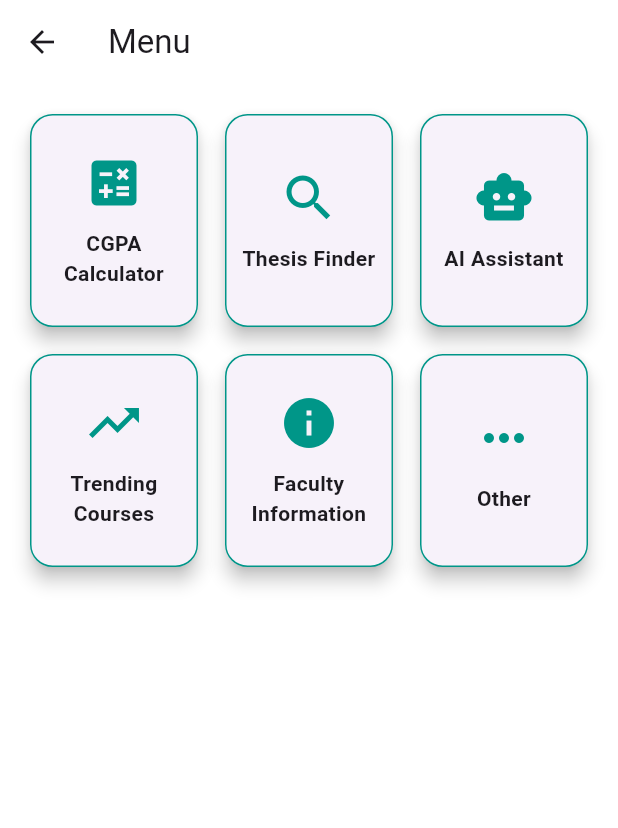
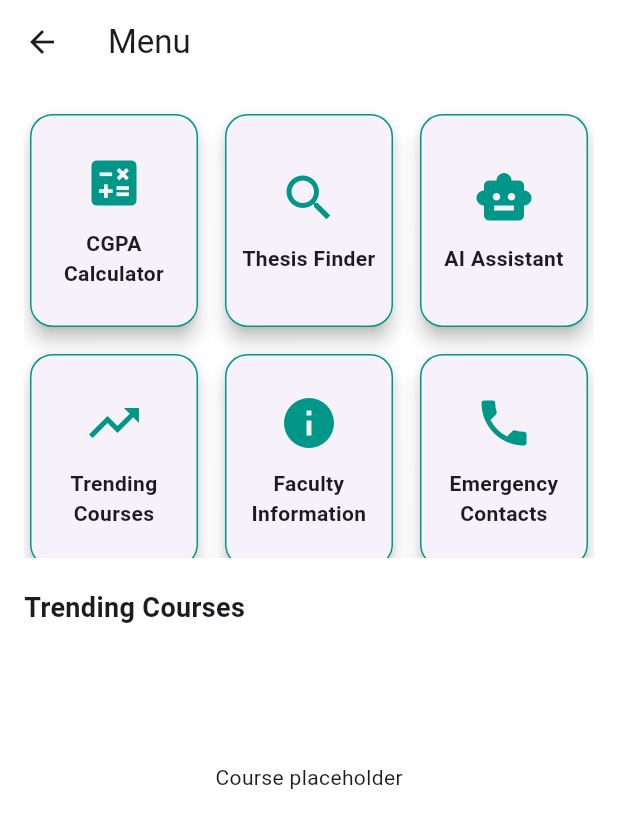
Before and after one commit to MIRaiyan/bracu_core, a Flutter app: the Menu screen opened directly, on a phone screen of 412 x 824 dp. Shown: the top 828 px of the screen. Run offline on Flutter 3.47's test engine with Material 3 defaults, Android fonts, the phone set to English and light mode, and no system bars; our stand-ins replace flutter_dotenv, fluttertoast, google_nav_bar, location, lottie, shared_preferences; accounts and stored records are empty.

Commit message:
To be added

```diff
--- a/lib/menu/menu.dart
+++ b/lib/menu/menu.dart
@@ -5,13 +5,38 @@ class Menu extends StatelessWidget {
 
   @override
   Widget build(BuildContext context) {
+    return Scaffold(
+      backgroundColor: Colors.white,
+      appBar: AppBar(
+        title: const Text('Menu'),
+        backgroundColor: Colors.white,
+      ),
+      body: SingleChildScrollView(
+        child: Padding(
+          padding: const EdgeInsets.all(16.0),
+          child: Column(
+            children: [
+              _buildGridView(),
+              const SizedBox(height: 20),
+              _buildTrendingCourses(),
+            ],
+          ),
+        ),
+      ),
+    );
+  }
+
+  Widget _buildGridView() {
     final List<String> options = [
       'CGPA Calculator',
       'Thesis Finder',
       'AI Assistant',
       'Trending Courses',
       'Faculty Information',
-      'Other'
+      'Emergency Contacts',
+      'Routine Generator',
+      'St Schedule',
+      'Faculty Consultation'
     ];
     final List<IconData> icons = [
       Icons.calculate,
@@ -19,17 +44,14 @@ class Menu extends StatelessWidget {
       Icons.smart_toy,
       Icons.trending_up,
       Icons.info,
-      Icons.more_horiz
+      Icons.phone,
+      Icons.schedule,
+      Icons.bookmark_add_outlined,
+      Icons.bookmark_add_outlined
     ];
 
-    return Scaffold(
-      backgroundColor: Colors.white,
-      appBar: AppBar(
-        title: const Text('Menu'),
-        backgroundColor: Colors.white,
-      ),
-      body: Padding(
-        padding: const EdgeInsets.all(16.0),
+    return SizedBox(
+      height: 300, // Adjust the height as needed
       child: GridView.builder(
         itemCount: options.length,
         gridDelegate: const SliverGridDelegateWithFixedCrossAxisCount(
@@ -46,7 +68,6 @@ class Menu extends StatelessWidget {
             child: _buildCard(options[index], icons[index]),
           );
         },
-        ),
       ),
     );
   }
@@ -75,4 +96,19 @@ class Menu extends StatelessWidget {
       ),
     );
   }
+
+  Widget _buildTrendingCourses() {
+    return Column(
+      crossAxisAlignment: CrossAxisAlignment.start,
+      children: [
+        Text("Trending Courses", style: TextStyle(fontSize: 18, fontWeight: FontWeight.bold)),
+        Container(
+          color: Colors.white10,
+          height: 200,
+          width: double.infinity,
+          child: Center(child: Text("Course placeholder")),
+        )
+      ],
+    );
   }
+}
```
Also changed, not shown: lib/profile/profile.dart (+19 -13 lines). Lines whose indentation alone changed are shown as unchanged.
